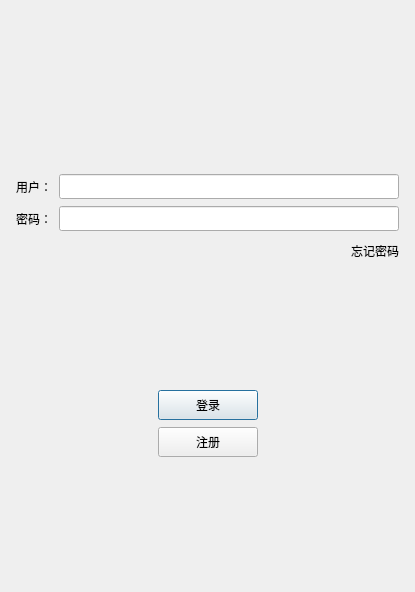
Old version of the form logindialog.ui in the repository Penguin-SAMA/PenguinChat.
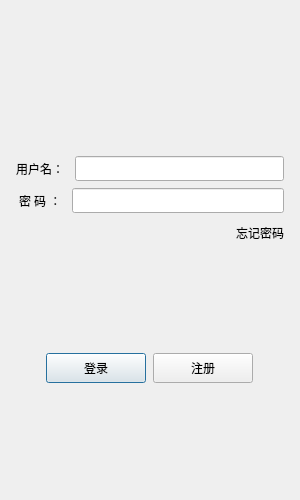
New version of the form. Icons and pictures are not drawn.

Patch:
```diff
--- a/logindialog.ui
+++ b/logindialog.ui
@@ -6,10 +6,22 @@
    <rect>
     <x>0</x>
     <y>0</y>
-    <width>415</width>
-    <height>592</height>
+    <width>300</width>
+    <height>500</height>
    </rect>
   </property>
+  <property name="minimumSize">
+   <size>
+    <width>300</width>
+    <height>500</height>
+   </size>
+  </property>
+  <property name="maximumSize">
+   <size>
+    <width>300</width>
+    <height>500</height>
+   </size>
+  </property>
   <property name="windowTitle">
    <string>Dialog</string>
   </property>
@@ -82,8 +94,13 @@
            <height>25</height>
           </size>
          </property>
+         <property name="font">
+          <font>
+           <family>霞鹜文楷 GB 屏幕阅读版</family>
+          </font>
+         </property>
          <property name="text">
-          <string>用户：</string>
+          <string>用户名： </string>
          </property>
         </widget>
        </item>
@@ -121,8 +138,13 @@
            <height>25</height>
           </size>
          </property>
+         <property name="font">
+          <font>
+           <family>霞鹜文楷 GB 屏幕阅读版</family>
+          </font>
+         </property>
          <property name="text">
-          <string>密码：</string>
+          <string> 密 码 ： </string>
          </property>
         </widget>
        </item>
@@ -222,36 +244,6 @@
         </widget>
        </item>
        <item>
-        <spacer name="horizontalSpacer_3">
-         <property name="orientation">
-          <enum>Qt::Orientation::Horizontal</enum>
-         </property>
-         <property name="sizeHint" stdset="0">
-          <size>
-           <width>40</width>
-           <height>20</height>
-          </size>
-         </property>
-        </spacer>
-       </item>
-      </layout>
-     </item>
-     <item>
-      <layout class="QHBoxLayout" name="horizontalLayout_5">
-       <item>
-        <spacer name="horizontalSpacer_4">
-         <property name="orientation">
-          <enum>Qt::Orientation::Horizontal</enum>
-         </property>
-         <property name="sizeHint" stdset="0">
-          <size>
-           <width>40</width>
-           <height>20</height>
-          </size>
-         </property>
-        </spacer>
-       </item>
-       <item>
         <widget class="QPushButton" name="reg_btn">
          <property name="minimumSize">
           <size>
@@ -265,7 +257,7 @@
         </widget>
        </item>
        <item>
-        <spacer name="horizontalSpacer_5">
+        <spacer name="horizontalSpacer_3">
          <property name="orientation">
           <enum>Qt::Orientation::Horizontal</enum>
          </property>
```
